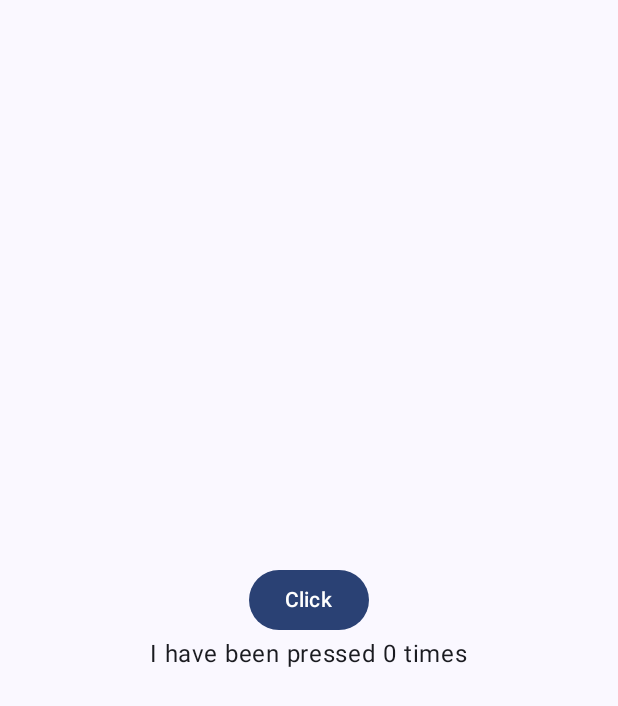
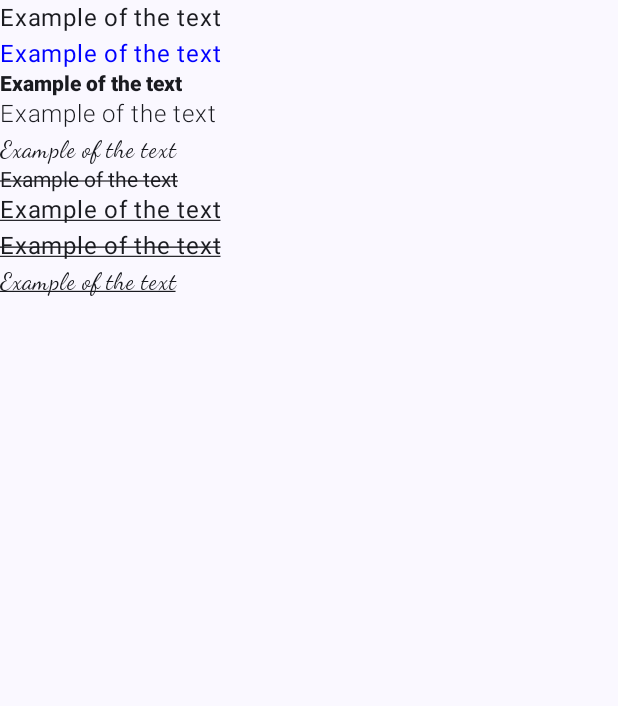
Before and after one commit to KiritoMoreno/JetPackCompose, an Android app built with Jetpack Compose: the screen it shows after launch (MainActivity), on a phone screen of 412 x 824 dp. Shown: the top 706 px of the screen. Run offline under Robolectric (Android 15) with nearby library versions, the phone set to English and light mode, and no system bars.

Commit message:
Text -> We don't need to use style if we don't need to access all the attributes.

```diff
--- a/app/src/main/java/com/example/mynewcompose/MainActivity.kt
+++ b/app/src/main/java/com/example/mynewcompose/MainActivity.kt
@@ -29,6 +29,10 @@ import androidx.compose.runtime.saveable.rememberSaveable
 import androidx.compose.ui.Alignment
 import androidx.compose.ui.Modifier
 import androidx.compose.ui.graphics.Color
+import androidx.compose.ui.text.TextStyle
+import androidx.compose.ui.text.font.FontFamily
+import androidx.compose.ui.text.font.FontWeight
+import androidx.compose.ui.text.style.TextDecoration
 import androidx.compose.ui.tooling.preview.Preview
 import androidx.compose.ui.unit.dp
 import com.example.mynewcompose.ui.theme.MyNewComposeTheme
@@ -43,7 +47,7 @@ class MainActivity : ComponentActivity() {
                     modifier = Modifier.fillMaxSize(),
                     color = MaterialTheme.colorScheme.background
                 ) {
-                    MyStateExample()
+                    MyText()
                 }
             }
         }
@@ -65,7 +69,6 @@ fun MyStateExample() {
         Text(text = "I have been pressed $counter times")
     }
 }
-
 
 @Composable
 fun MyComplexLayout() {
@@ -211,10 +214,28 @@ fun MyBox(name: String) {
     }
 }
 
+@Composable
+fun MyText(){
+    Column (Modifier.fillMaxSize()){
+        Text(text = "Example of the text")
+        Text(text = "Example of the text", color = Color.Blue)
+        Text(text = "Example of the text", style = TextStyle(fontWeight = FontWeight.ExtraBold))
+        Text(text = "Example of the text", fontWeight = FontWeight.Light)
+        Text(text = "Example of the text", fontFamily = FontFamily.Cursive)
+        Text(text = "Example of the text", style = TextStyle(textDecoration = TextDecoration.LineThrough))
+        Text(text = "Example of the text", textDecoration = TextDecoration.Underline)
+        Text(text = "Example of the text", textDecoration = TextDecoration.combine(listOf(
+            TextDecoration.LineThrough, TextDecoration.Underline)))
+        Text(text = "Example of the text", fontFamily = FontFamily.Cursive, textDecoration = TextDecoration.Underline)
+
+
+    }
+}
+
 @Preview(showBackground = true)
 @Composable
 fun DefaultPreview() {
     MyNewComposeTheme {
-        MyStateExample()
+        MyText()
     }
 }
```
